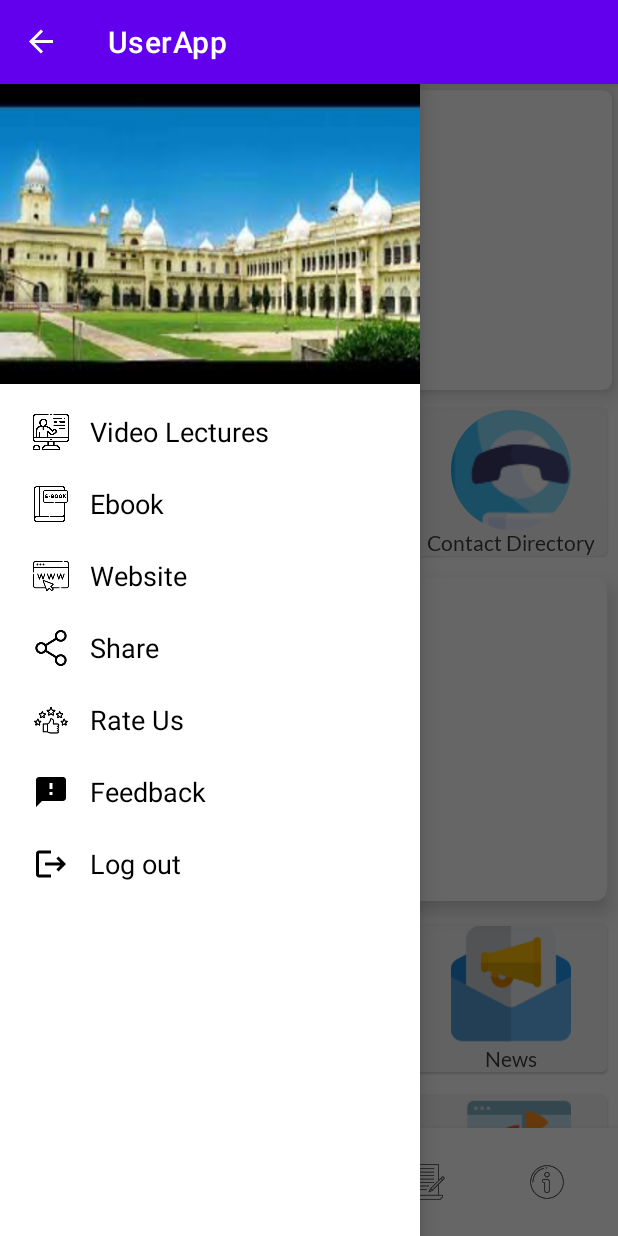
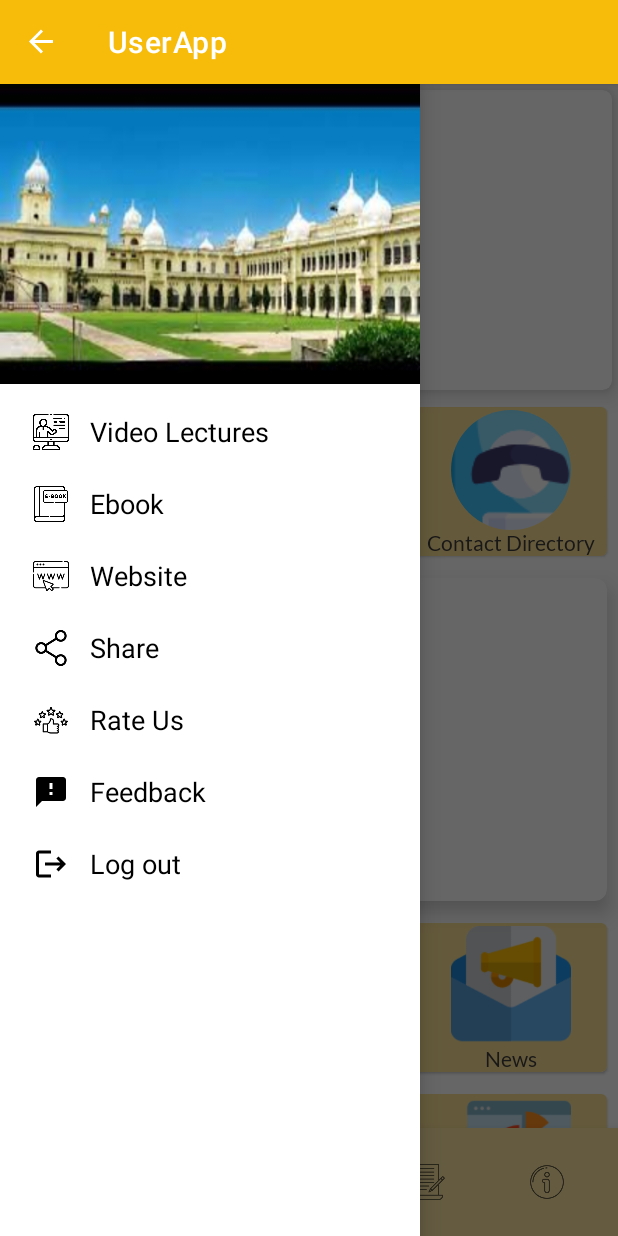
Before and after one commit to KabirTheCoder21/UserApp, an Android app: the screen it shows after launch once a user with an empty profile is signed in (MainActivity), with the side drawer open, on a phone screen of 412 x 824 dp. Run offline under Robolectric (Android 15) with nearby library versions, the phone set to English and light mode, and no system bars; our stand-ins replace CircleImageView, Firebase (no records; nobody signed in at launch, a user with empty details on screens opened directly), Picasso, navigation-ui; libraries missing offline, so code that uses them is left out: com.mahfa.dnswitch, com.smarteist.autoimageslider; plain views replace SliderView, StyledPlayerView; pictures from the network do not load; 25 statements that could not run were skipped.

Commit message:
Mujhse Ui ni Hoga

```diff
--- a/app/src/main/java/com/example/ui/home/HomeFragment.kt
+++ b/app/src/main/java/com/example/ui/home/HomeFragment.kt
@@ -394,8 +394,17 @@ class HomeFragment : Fragment() {
 
     override fun onResume() {
         super.onResume()
-        exoPlayer.playWhenReady = true
-        exoPlayer.play()
+        if(isPlay)
+        {
+            exoPlayer.playWhenReady = false
+            manuallyPaused = true
+            isPlay = false
+        }
+        else{
+            exoPlayer.playWhenReady = true
+            isPlay = true
+            manuallyPaused = false
+        }
     }
 
     override fun onPause() {
--- a/app/src/main/java/com/example/userapp/MainActivity.kt
+++ b/app/src/main/java/com/example/userapp/MainActivity.kt
@@ -6,6 +6,7 @@ import android.app.Dialog
 import android.app.AlertDialog
 import android.app.ProgressDialog
 import android.content.Intent
+import android.graphics.drawable.ColorDrawable
 import android.net.Uri
 import android.os.Bundle
 import android.view.MenuItem
@@ -22,6 +23,7 @@ import androidx.core.app.PendingIntentCompat.send
 import android.widget.Toast
 import androidx.appcompat.app.ActionBarDrawerToggle
 import androidx.appcompat.app.AppCompatActivity
+import androidx.core.content.ContextCompat
 import androidx.core.view.GravityCompat
 import androidx.drawerlayout.widget.DrawerLayout
 import androidx.navigation.NavController
@@ -55,6 +57,11 @@ private lateinit var progressDialog: ProgressDialog
         actionBarDrawerToggle = ActionBarDrawerToggle(this,drawerLayout,R.string.open,R.string.close)
         drawerLayout.addDrawerListener(actionBarDrawerToggle)
         actionBarDrawerToggle.syncState()
+
+        // Change the background color of the support action bar
+        val actionBar = supportActionBar
+        actionBar?.setBackgroundDrawable(ColorDrawable(ContextCompat.getColor(this, R.color.action_bar)))
+
 
         supportActionBar?.setDisplayHomeAsUpEnabled(true)
         navigationView.setNavigationItemSelectedListener {
--- a/app/src/main/res/layout/activity_main.xml
+++ b/app/src/main/res/layout/activity_main.xml
@@ -22,7 +22,7 @@
             app:layout_constraintHorizontal_bias="0.0"
             app:layout_constraintStart_toStartOf="parent"
             app:layout_constraintTop_toTopOf="parent"
-            app:navGraph="@navigation/navigation" />
+            app:navGraph="@navigation/navigation"/>
 
         <com.google.android.material.bottomnavigation.BottomNavigationView
             android:id="@+id/bottomNavigationView"
@@ -30,7 +30,7 @@
             android:layout_height="wrap_content"
             app:layout_constraintBottom_toBottomOf="parent"
             app:layout_constraintStart_toStartOf="parent"
-            android:background="?android:attr/windowBackground"
+            android:background="#fce5a3"
             app:menu="@menu/bottom_nav_menu"
             android:padding="8dp"
             android:elevation="12dp"
--- a/app/src/main/res/layout/fragment_home.xml
+++ b/app/src/main/res/layout/fragment_home.xml
@@ -56,7 +56,7 @@
                           android:layout_width="match_parent"
                           android:layout_height="wrap_content"
                           android:orientation="vertical"
-                          android:background="#F7F6F6">
+                          android:background="#fce194">
 
                           <de.hdodenhof.circleimageview.CircleImageView
                               android:layout_width="match_parent"
@@ -85,7 +85,7 @@
                           android:layout_width="match_parent"
                           android:layout_height="match_parent"
                           android:orientation="vertical"
-                          android:background="#F7F6F6"
+                          android:background="#fce194"
                           android:id="@+id/campuses">
 
                           <de.hdodenhof.circleimageview.CircleImageView
@@ -115,7 +115,7 @@
                           android:layout_width="match_parent"
                           android:layout_height="match_parent"
                           android:orientation="vertical"
-                          android:background="#F7F6F6">
+                          android:background="#fce194">
                           <de.hdodenhof.circleimageview.CircleImageView
                               android:layout_width="match_parent"
                               android:layout_height="80dp"
@@ -165,7 +165,7 @@
                        android:layout_width="match_parent"
                        android:layout_height="wrap_content"
                        android:orientation="vertical"
-                       android:background="#F7F6F6">
+                       android:background="#fce194">
 
                        <androidx.appcompat.widget.AppCompatImageView
                            android:layout_width="match_parent"
@@ -194,7 +194,7 @@
                        android:layout_width="match_parent"
                        android:layout_height="match_parent"
                        android:orientation="vertical"
-                       android:background="#F7F6F6">
+                       android:background="#fce194">
 
                        <androidx.appcompat.widget.AppCompatImageView
                            android:layout_width="match_parent"
@@ -223,7 +223,7 @@
                        android:layout_width="match_parent"
                        android:layout_height="match_parent"
                        android:orientation="vertical"
-                       android:background="#F7F6F6">
+                       android:background="#fce194">
                        <androidx.appcompat.widget.AppCompatImageView
                            android:layout_width="match_parent"
                            android:layout_height="80dp"
@@ -258,7 +258,7 @@
                        android:layout_width="match_parent"
                        android:layout_height="wrap_content"
                        android:orientation="vertical"
-                       android:background="#F7F6F6">
+                       android:background="#fce194">
 
                        <androidx.appcompat.widget.AppCompatImageView
                            android:layout_width="match_parent"
@@ -287,7 +287,7 @@
                        android:layout_width="match_parent"
                        android:layout_height="match_parent"
                        android:orientation="vertical"
-                       android:background="#F7F6F6">
+                       android:background="#fce194">
 
                        <androidx.appcompat.widget.AppCompatImageView
                            android:layout_width="match_parent"
@@ -315,7 +315,7 @@
                        android:layout_width="match_parent"
                        android:layout_height="match_parent"
                        android:orientation="vertical"
-                       android:background="#F7F6F6">
+                       android:background="#fce194">
                        <androidx.appcompat.widget.AppCompatImageView
                            android:layout_width="match_parent"
                            android:layout_height="80dp"
@@ -350,7 +350,7 @@
                        android:layout_width="match_parent"
                        android:layout_height="wrap_content"
                        android:orientation="vertical"
-                       android:background="#F7F6F6">
+                       android:background="#fce194">
 
                        <androidx.appcompat.widget.AppCompatImageView
                            android:layout_width="match_parent"
@@ -379,7 +379,7 @@
                        android:layout_width="match_parent"
                        android:layout_height="match_parent"
                        android:orientation="vertical"
-                       android:background="#F7F6F6">
+                       android:background="#fce194">
 
                        <androidx.appcompat.widget.AppCompatImageView
                            android:layout_width="match_parent"
@@ -408,7 +408,7 @@
                        android:layout_width="match_parent"
                        android:layout_height="match_parent"
                        android:orientation="vertical"
-                       android:background="#F7F6F6">
+                       android:background="#fce194">
                        <androidx.appcompat.widget.AppCompatImageView
                            android:layout_width="match_parent"
                            android:layout_height="80dp"
@@ -443,7 +443,7 @@
                        android:layout_width="match_parent"
                        android:layout_height="wrap_content"
                        android:orientation="vertical"
-                       android:background="#F7F6F6">
+                       android:background="#fce194">
 
                        <androidx.appcompat.widget.AppCompatImageView
                            android:layout_width="match_parent"
@@ -472,7 +472,7 @@
                        android:layout_width="match_parent"
                        android:layout_height="match_parent"
                        android:orientation="vertical"
-                       android:background="#F7F6F6">
+                       android:background="#fce194">
 
                        <androidx.appcompat.widget.AppCompatImageView
                            android:layout_width="match_parent"
@@ -501,7 +501,7 @@
                        android:layout_width="match_parent"
                        android:layout_height="match_parent"
                        android:orientation="vertical"
-                       android:background="#F7F6F6">
+                       android:background="#fce194">
                        <androidx.appcompat.widget.AppCompatImageView
                            android:layout_width="match_parent"
                            android:layout_height="80dp"
@@ -559,6 +559,7 @@
            <androidx.appcompat.widget.AppCompatTextView
                android:layout_width="match_parent"
                android:layout_height="wrap_content"
+               android:background="#fce5a3"
                android:text="Connect With Us : "
                android:textSize="16sp"
                android:layout_marginStart="12dp"
@@ -589,7 +590,8 @@
            <LinearLayout
                android:layout_width="match_parent"
                android:layout_height="wrap_content"
-               android:orientation="vertical">
+               android:orientation="vertical"
+               android:background="#fce194">
                <de.hdodenhof.circleimageview.CircleImageView
                    android:layout_width="match_parent"
                    android:layout_height="70dp"
@@ -600,6 +602,7 @@
                    android:gravity="center"
                    android:textSize="14sp"
                    android:fontFamily="@font/latobold"
+                   android:background="#fce5a3"
                    android:text="© University of Lucknow \n226007, India"/>
            </LinearLayout>
         <LinearLayout
@@ -609,7 +612,8 @@
             android:weightSum="8"
             android:layout_marginTop="4dp"
             android:layout_marginBottom="3dp"
-            android:gravity="center_horizontal">
+            android:gravity="center_horizontal"
+            android:background="#fce194">
             <ImageView
                 android:layout_width="0dp"
                 android:layout_height="wrap_content"
--- a/app/src/main/res/values/colors.xml
+++ b/app/src/main/res/values/colors.xml
@@ -22,6 +22,8 @@
     <color name="backGroundBottomColor">#04E1F8</color>
     <color name="shadowColor">#2E2E2E</color>
 
+    <color name="action_bar">#f7bb0a</color>
+
     <color name="dialog_color_1">#FDD736</color>
     <color name="dialog_color_2">#3B5796</color>
 </resources>
--- a/app/src/main/res/values/themes.xml
+++ b/app/src/main/res/values/themes.xml
@@ -3,7 +3,7 @@
     <style name="Theme.UserApp" parent="Theme.MaterialComponents.DayNight.DarkActionBar">
         <!-- Primary brand color. -->
         <item name="colorPrimary">@color/purple_500</item>
-        <item name="colorPrimaryVariant">@color/purple_700</item>
+        <item name="colorPrimaryVariant">#D9A408</item>
         <item name="colorOnPrimary">@color/white</item>
         <!-- Secondary brand color. -->
         <item name="colorSecondary">@color/teal_200</item>
```
Also changed, not shown: app/src/main/java/com/example/ui/gallery/GalleryFragment.kt (+16 -14 lines), app/src/main/java/com/example/userapp/DownloadReceiver.kt (+6 -2 lines), app/src/main/java/com/example/userapp/PdfShow.kt (+6 -4 lines).
